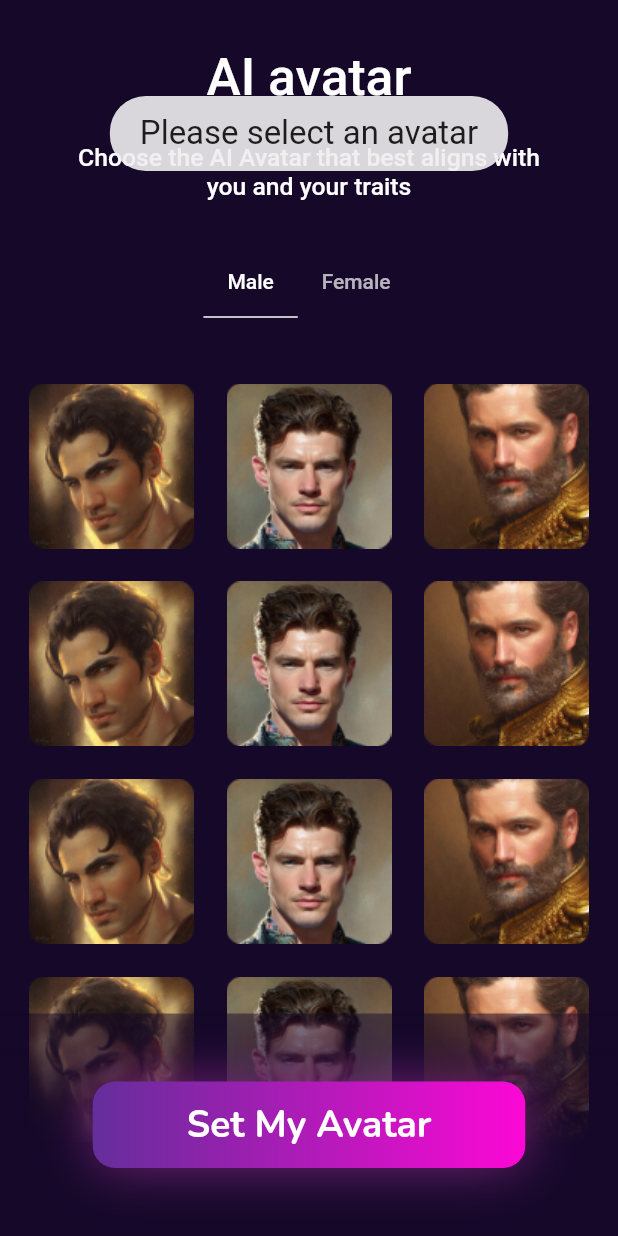
After one commit to tanmayyadav2323/UnIWink, a Flutter app: the ChooseAIAvatarScreen screen opened by its route, after a tap on "Set My Avatar", on a phone screen of 412 x 824 dp. The commit adds this screen. Run offline on Flutter 3.47's test engine with Material 2 defaults, Android fonts, the light colour scheme and no system bars; our stand-ins replace fluttertoast, google_fonts, otp_text_field, shared_preferences, sizer; missing offline and left inert: telephony; accounts and stored records are empty; network calls fail.

Commit message:
Feat: Otp retriver, Choose ai avatar

```diff
--- a/lib/common_widgets/custom_button.dart
+++ b/lib/common_widgets/custom_button.dart
@@ -22,6 +22,8 @@ class _CustomButtonState extends State<CustomButton> {
   @override
   Widget build(BuildContext context) {
     return Container(
+      height: 7.h,
+      width: 70.w,
       margin: EdgeInsets.only(left: 8.w, right: 8.w, top: 3.h, bottom: 3.h),
       decoration: BoxDecoration(
         borderRadius: BorderRadius.circular(15),
--- a/lib/config/custom_routes.dart
+++ b/lib/config/custom_routes.dart
@@ -1,10 +1,13 @@
 import 'package:buddy_go/features/Authentication/screens/verify_screen.dart';
 import 'package:buddy_go/features/Home/screens/home_screen.dart';
+import 'package:buddy_go/features/Onboarding/screens/about_me_screen.dart';
 import 'package:buddy_go/features/Onboarding/screens/choose_avatar_screen.dart';
+import 'package:buddy_go/models/user_model.dart';
 import 'package:flutter/material.dart';
 import 'package:sizer/sizer.dart';
 
 import '../features/Authentication/screens/login_screen.dart';
+import '../features/Onboarding/screens/choose_ai_avatar.dart';
 import '../features/Splashscreen/splash_screen.dart';
 
 class CustomRouter {
@@ -26,6 +29,19 @@ class CustomRouter {
         return MaterialPageRoute(
           settings: const RouteSettings(name: ChooseAvatarScreen.routename),
           builder: (_) => ChooseAvatarScreen(),
+        );
+      case AboutMeScreen.routename:
+        return MaterialPageRoute(
+          settings: const RouteSettings(name: AboutMeScreen.routename),
+          builder: (_) => AboutMeScreen(
+            image: (settings.arguments as Map)["image"],
+            user: (settings.arguments as Map)["user"],
+          ),
+        );
+      case ChooseAIAvatarScreen.routename:
+        return MaterialPageRoute(
+          settings: const RouteSettings(name: ChooseAIAvatarScreen.routename),
+          builder: (_) => ChooseAIAvatarScreen(),
         );
       case VerifyPhoneNumberScreen.routename:
         return MaterialPageRoute(
--- /dev/null
+++ b/lib/features/Onboarding/screens/choose_ai_avatar.dart
@@ -0,0 +1,290 @@
+import 'dart:ui';
+
+import 'package:buddy_go/common_widgets/custom_button.dart';
+import 'package:buddy_go/config/theme_colors.dart';
+import 'package:buddy_go/features/Authentication/services/auth_services.dart';
+import 'package:buddy_go/features/Onboarding/screens/about_me_screen.dart';
+import 'package:buddy_go/models/user_model.dart';
+import 'package:buddy_go/providers/user_provider.dart';
+import 'package:flutter/gestures.dart';
+import 'package:flutter/material.dart';
+import 'package:flutter/scheduler.dart';
+import 'package:fluttertoast/fluttertoast.dart';
+import 'package:google_fonts/google_fonts.dart';
+import 'package:provider/provider.dart';
+import 'package:sizer/sizer.dart';
+
+import '../../../providers/user_provider.dart';
+
+class ChooseAIAvatarScreen extends StatefulWidget {
+  static const routename = '/choose-ai-avatar';
+
+  const ChooseAIAvatarScreen({super.key});
+
+  @override
+  State<ChooseAIAvatarScreen> createState() => _ChooseAIAvatarScreenState();
+}
+
+class _ChooseAIAvatarScreenState extends State<ChooseAIAvatarScreen>
+    with SingleTickerProviderStateMixin {
+  late TabController _tabController;
+  late GlobalKey _appBarKey;
+  late double _appBarHight;
+
+  //images male
+  List<String> imageMale = [
+    "assets/images/ai_avatar_img1.png",
+    "assets/images/ai_avatar_img2.png",
+    "assets/images/ai_avatar_img3.png",
+    "assets/images/ai_avatar_img1.png",
+    "assets/images/ai_avatar_img2.png",
+    "assets/images/ai_avatar_img3.png",
+    "assets/images/ai_avatar_img1.png",
+    "assets/images/ai_avatar_img2.png",
+    "assets/images/ai_avatar_img3.png",
+    "assets/images/ai_avatar_img1.png",
+    "assets/images/ai_avatar_img2.png",
+    "assets/images/ai_avatar_img3.png",
+    "assets/images/ai_avatar_img1.png",
+    "assets/images/ai_avatar_img2.png",
+    "assets/images/ai_avatar_img3.png",
+  ];
+
+  List<String> imageFemale = [
+    "assets/images/ai_avatar_img1.png",
+    "assets/images/ai_avatar_img2.png",
+    "assets/images/ai_avatar_img3.png",
+    "assets/images/ai_avatar_img1.png",
+    "assets/images/ai_avatar_img2.png",
+    "assets/images/ai_avatar_img3.png",
+    "assets/images/ai_avatar_img1.png",
+    "assets/images/ai_avatar_img2.png",
+    "assets/images/ai_avatar_img3.png",
+    "assets/images/ai_avatar_img1.png",
+    "assets/images/ai_avatar_img2.png",
+    "assets/images/ai_avatar_img3.png",
+    "assets/images/ai_avatar_img1.png",
+    "assets/images/ai_avatar_img2.png",
+    "assets/images/ai_avatar_img3.png",
+  ];
+
+  @override
+  void initState() {
+    _appBarKey = GlobalKey();
+    _tabController = TabController(
+      length: 2,
+      vsync: this,
+    );
+    super.initState();
+  }
+
+  int indexMale = -1;
+  int indexFemale = -1;
+
+  @override
+  Widget build(BuildContext context) {
+    return DefaultTabController(
+      length: 2,
+      child: Scaffold(
+        body: Stack(
+          children: [
+            NestedScrollView(
+              headerSliverBuilder:
+                  (BuildContext context, bool innerBoxIsScrolled) {
+                return <Widget>[
+                  SliverAppBar(
+                    backgroundColor: backgroundColor,
+                    leading: const SizedBox.shrink(),
+                    leadingWidth: 0,
+                    title: Column(
+                      children: [
+                        Text(
+                          "AI avatar",
+                          style: TextStyle(
+                            fontSize: 25.sp,
+                          ),
+                        ),
+                        SizedBox(
+                          height: 3.h,
+                        ),
+                        Padding(
+                          padding: EdgeInsets.symmetric(horizontal: 8.w),
+                          child: Text(
+                            "Choose the AI Avatar that best aligns with you and your traits",
+                            maxLines: 3,
+                            style: TextStyle(
+                              fontSize: 12.sp,
+                            ),
+                            textAlign: TextAlign.center,
+                          ),
+                        ),
+                      ],
+                    ),
+                    centerTitle: true,
+                    floating: true,
+                    pinned: true,
+                    toolbarHeight: 20.h,
+                    bottom: TabBar(
+                      indicatorColor: Colors.white,
+                      indicatorWeight: 1,
+                      isScrollable: true,
+                      tabs: const [
+                        Tab(
+                          child: Text(
+                            "Male",
+                            textAlign: TextAlign.center,
+                          ),
+                        ),
+                        Tab(
+                          child: Text(
+                            "Female",
+                            textAlign: TextAlign.center,
+                          ),
+                        ),
+                      ],
+                      controller: _tabController,
+                    ),
+                  ),
+                ];
+              },
+              body: TabBarView(
+                controller: _tabController,
+                children: [
+                  SizedBox(
+                    height: double.infinity,
+                    width: double.infinity,
+                    child: GridView.builder(
+                      padding:
+                          EdgeInsets.symmetric(horizontal: 2.w, vertical: 4.h),
+                      itemCount: imageMale.length,
+                      gridDelegate:
+                          const SliverGridDelegateWithFixedCrossAxisCount(
+                              crossAxisCount: 3),
+                      itemBuilder: (context, index) {
+                        return Container(
+                          padding: EdgeInsets.all(0),
+                          decoration: BoxDecoration(
+                            border: indexMale == index
+                                ? Border.all(color: Colors.blue)
+                                : null,
+                          ),
+                          child: Material(
+                            color: Colors.transparent,
+                            child: InkWell(
+                              splashColor: Colors.blue.withOpacity(0.4),
+                              hoverColor: Colors.blue.withOpacity(0.4),
+                              onTap: () {
+                                indexFemale = -1;
+                                if (indexMale == index) {
+                                  indexMale = -1;
+                                } else {
+                                  indexMale = index;
+                                }
+                                setState(() {});
+                              },
+                              child: Image.asset(
+                                imageMale[index],
+                              ),
+                            ),
+                          ),
+                        );
+                      },
+                    ),
+                  ),
+                  SizedBox(
+                    height: double.infinity,
+                    width: double.infinity,
+                    child: GridView.builder(
+                      itemCount: imageFemale.length,
+                      gridDelegate:
+                          const SliverGridDelegateWithFixedCrossAxisCount(
+                              crossAxisCount: 3),
+                      itemBuilder: (context, index) {
+                        return Container(
+                          padding: const EdgeInsets.all(0),
+                          decoration: BoxDecoration(
+                            border: indexFemale == index
+                                ? Border.all(color: Colors.blue)
+                                : null,
+                          ),
+                          child: Material(
+                            color: Colors.transparent,
+                            child: InkWell(
+                              onTap: () {
+                                indexMale = -1;
+                                if (indexFemale == index) {
+                                  indexFemale = -1;
+                                } else {
+                                  indexFemale = index;
+                                }
+                                setState(() {});
+                              },
+                              child: Image.asset(
+                                imageFemale[index],
+                              ),
+                            ),
+                          ),
+                        );
+                      },
+                    ),
+                  ),
+                ],
+              ),
+            ),
+            Positioned(
+              left: 0.0,
+              right: 0.0,
+              bottom: 0.0,
+              child: BackdropFilter(
+                filter: ImageFilter.blur(),
+                child: Container(
+                  decoration: BoxDecoration(
+                    gradient: LinearGradient(
+                      begin: Alignment.topCenter,
+                      end: Alignment.bottomCenter,
+                      colors: [
+                        backgroundColor.withOpacity(0.5),
+                        backgroundColor,
+                      ],
+                      stops: [0, 0.6],
+                    ),
+                  ),
+                  height: 18.h,
+                  child: Column(
+                    mainAxisAlignment: MainAxisAlignment.center,
+                    children: [
+                      CustomButton(
+                        buttonText: "Set My Avatar",
+                        onPressed: saveImage,
+                      ),
+                    ],
+                  ),
+                ),
+              ),
+            ),
+          ],
+        ),
+      ),
+    );
+  }
+
+  void saveImage() {
+    final userProvider = Provider.of<UserProvider>(context, listen: false);
+
+    if (indexMale >= 0) {
+      final user = userProvider.user.copyWith(gender: "male");
+      Navigator.of(context).pushNamed(AboutMeScreen.routename,
+          arguments: {"image": imageMale[indexMale], "user": user});
+    } else if (indexFemale >= 0) {
+      final user = userProvider.user.copyWith(gender: "male");
+      Navigator.of(context).pushNamed(AboutMeScreen.routename,
+          arguments: {"image": imageFemale[indexFemale], "user": user});
+    } else {
+      Fluttertoast.showToast(
+        msg: "Please select an avatar",
+        gravity: ToastGravity.TOP,
+        fontSize: 16.sp,
+      );
+    }
+  }
+}
--- a/lib/features/Splashscreen/splash_screen.dart
+++ b/lib/features/Splashscreen/splash_screen.dart
@@ -28,7 +28,7 @@ class _SplashScreenState extends State<SplashScreen> {
 
   void checkUserData() async {
     await authService.getUserData(context).then((value) {
-      final User user = Provider.of<UserProvider>(context,listen: false).user;
+      final User user = Provider.of<UserProvider>(context, listen: false).user;
       if (user.token.isEmpty) {
         Navigator.pushNamedAndRemoveUntil(
           context,
@@ -36,6 +36,7 @@ class _SplashScreenState extends State<SplashScreen> {
           (route) => false,
         );
       } else if (user.imageUrl == '') {
+        // AuthService().logOut(context);
         Navigator.pushNamedAndRemoveUntil(
           context,
           ChooseAvatarScreen.routename,
--- a/lib/main.dart
+++ b/lib/main.dart
@@ -1,5 +1,7 @@
 import 'package:buddy_go/config/custom_routes.dart';
 import 'package:buddy_go/config/theme_colors.dart';
+import 'package:buddy_go/features/Authentication/screens/verify_screen.dart';
+import 'package:buddy_go/features/Onboarding/screens/choose_ai_avatar.dart';
 import 'package:buddy_go/features/Splashscreen/splash_screen.dart';
 import 'package:buddy_go/features/home/screens/home_screen.dart';
 import 'package:buddy_go/features/onboarding/screens/about_me_screen.dart';
@@ -28,7 +30,6 @@ class MyApp extends StatefulWidget {
 }
 
 class _MyAppState extends State<MyApp> {
-
   @override
   void initState() {
     super.initState();
--- a/lib/models/user_model.dart
+++ b/lib/models/user_model.dart
@@ -5,20 +5,40 @@ class User {
   final String phone;
   final String token;
   final String imageUrl;
-
+  final String gender;
   User({
     required this.id,
+    required this.phone,
     required this.token,
-    required this.phone,
     required this.imageUrl,
+    required this.gender,
   });
+
+
+
+  User copyWith({
+    String? id,
+    String? phone,
+    String? token,
+    String? imageUrl,
+    String? gender,
+  }) {
+    return User(
+      id: id ?? this.id,
+      phone: phone ?? this.phone,
+      token: token ?? this.token,
+      imageUrl: imageUrl ?? this.imageUrl,
+      gender: gender ?? this.gender,
+    );
+  }
 
   Map<String, dynamic> toMap() {
     return {
-      'id': id,
+      '_id': id,
       'phone': phone,
       'token': token,
-      'imageUrl': imageUrl
+      'imageUrl': imageUrl,
+      'gender': gender,
     };
   }
 
@@ -27,7 +47,8 @@ class User {
       id: map['_id'] ?? '',
       phone: map['phone'] ?? '',
       token: map['token'] ?? '',
-      imageUrl: map['imageUrl']??'',
+      imageUrl: map['imageUrl'] ?? '',
+      gender: map['gender'] ?? '',
     );
   }
 
--- a/lib/providers/user_provider.dart
+++ b/lib/providers/user_provider.dart
@@ -2,7 +2,7 @@ import 'package:buddy_go/models/user_model.dart';
 import 'package:flutter/cupertino.dart';
 
 class UserProvider extends ChangeNotifier {
-  User _user = User(id: '', phone: '', token: '', imageUrl: '');
+  User _user = User(id: '', phone: '', token: '', imageUrl: '',gender: '');
 
   User get user => _user;
 
--- a/pubspec.yaml
+++ b/pubspec.yaml
@@ -40,6 +40,9 @@ dependencies:
   google_fonts: ^4.0.3
   provider: ^6.0.5
   shared_preferences: ^2.0.17
+  telephony: ^0.2.0
+  otp_text_field: ^1.1.3
+  fluttertoast: ^8.2.1
 
 dev_dependencies:
   flutter_test:
```
Also changed, not shown: lib/features/Authentication/screens/verify_screen.dart (+68 -13 lines), lib/features/Authentication/services/auth_services.dart (+17 -1 lines), lib/features/Onboarding/screens/about_me_screen.dart (+59 -24 lines), lib/features/Onboarding/screens/choose_avatar_screen.dart (+9 -32 lines), assets/images/ai_avatar_img1.png (added), assets/images/ai_avatar_img2.png (added), assets/images/ai_avatar_img3.png (added), pubspec.lock, 2 other files.
